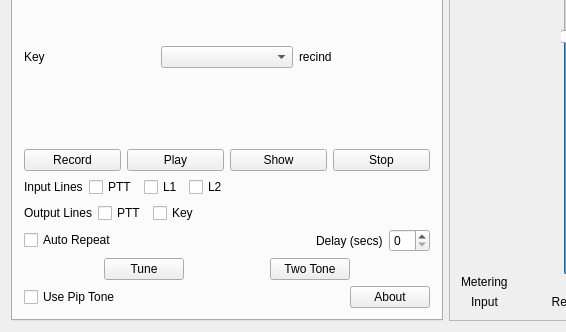
This is mqt/mqtKeyer/KeyerMain.ui in zsteva/backup-minos2 as Qt 5 draws it before an edit; both pictures show x 0 to 566 and y 255 to 587 of the 892 by 587 pixel window. The edited form follows.
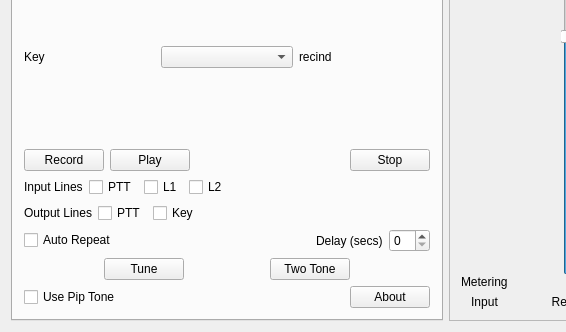
This is the edited form. Custom widgets are drawn as their Qt base class.

Commit message: Implement an about dialog; remove wave show (which wasn't implemented anyway)

```diff
--- a/mqt/mqtKeyer/KeyerMain.ui
+++ b/mqt/mqtKeyer/KeyerMain.ui
@@ -70,11 +70,17 @@
            </widget>
           </item>
           <item>
-           <widget class="QPushButton" name="showButton">
-            <property name="text">
-             <string>Show</string>
+           <spacer name="horizontalSpacer_15">
+            <property name="orientation">
+             <enum>Qt::Horizontal</enum>
             </property>
-           </widget>
+            <property name="sizeHint" stdset="0">
+             <size>
+              <width>40</width>
+              <height>20</height>
+             </size>
+            </property>
+           </spacer>
           </item>
           <item>
            <widget class="QPushButton" name="stopButton">
```
The commit also changes 5 other files.
